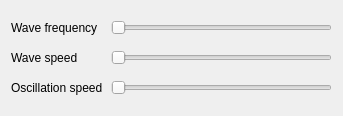
First picture: the form in Effects/Wavy/Wavy.ui, repository DLdota/OpenRGBEffectsPlugin, before the edit.
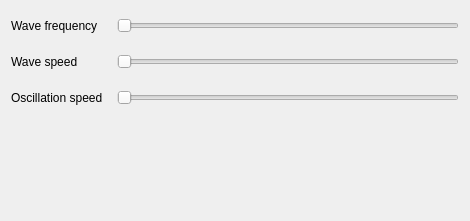
Second picture: the form after the edit. Custom widgets are drawn as their Qt base class.

Diff of the .ui file:
```diff
--- a/Effects/Wavy/Wavy.ui
+++ b/Effects/Wavy/Wavy.ui
@@ -6,8 +6,8 @@
    <rect>
     <x>0</x>
     <y>0</y>
-    <width>343</width>
-    <height>116</height>
+    <width>470</width>
+    <height>221</height>
    </rect>
   </property>
   <property name="sizePolicy">
@@ -16,21 +16,8 @@
     <verstretch>0</verstretch>
    </sizepolicy>
   </property>
-  <layout class="QVBoxLayout" name="verticalLayout">
-   <property name="spacing">
-    <number>10</number>
-   </property>
-   <item>
-    <layout class="QVBoxLayout" name="settings_layout">
-     <property name="spacing">
-      <number>0</number>
-     </property>
-     <property name="sizeConstraint">
-      <enum>QLayout::SetDefaultConstraint</enum>
-     </property>
-     <item>
-      <layout class="QHBoxLayout" name="wave_freq_layout">
-       <item>
+  <layout class="QGridLayout" name="gridLayout" columnstretch="0,1">
+   <item row="0" column="0">
         <widget class="QLabel" name="wave_freq_label">
          <property name="sizePolicy">
           <sizepolicy hsizetype="Fixed" vsizetype="Preferred">
@@ -52,18 +39,7 @@
          </property>
         </widget>
        </item>
-       <item>
-        <widget class="QTooltipedSlider" name="wave_freq_slider">
-         <property name="orientation">
-          <enum>Qt::Horizontal</enum>
-         </property>
-        </widget>
-       </item>
-      </layout>
-     </item>
-     <item>
-      <layout class="QHBoxLayout" name="wave_speed_layout">
-       <item>
+   <item row="1" column="0">
         <widget class="QLabel" name="wave_speed_label">
          <property name="sizePolicy">
           <sizepolicy hsizetype="Fixed" vsizetype="Preferred">
@@ -85,21 +61,14 @@
          </property>
         </widget>
        </item>
-       <item>
+   <item row="1" column="1">
         <widget class="QTooltipedSlider" name="wave_speed_slider">
          <property name="orientation">
           <enum>Qt::Horizontal</enum>
          </property>
         </widget>
        </item>
-      </layout>
-     </item>
-     <item>
-      <layout class="QHBoxLayout" name="oscillation_speed_layout">
-       <property name="sizeConstraint">
-        <enum>QLayout::SetDefaultConstraint</enum>
-       </property>
-       <item>
+   <item row="2" column="0">
         <widget class="QLabel" name="oscillation_speed_label">
          <property name="sizePolicy">
           <sizepolicy hsizetype="Fixed" vsizetype="Preferred">
@@ -121,16 +90,32 @@
          </property>
         </widget>
        </item>
-       <item>
+   <item row="0" column="1">
+    <widget class="QTooltipedSlider" name="wave_freq_slider">
+     <property name="orientation">
+      <enum>Qt::Horizontal</enum>
+     </property>
+    </widget>
+   </item>
+   <item row="2" column="1">
         <widget class="QTooltipedSlider" name="oscillation_speed_slider">
          <property name="orientation">
           <enum>Qt::Horizontal</enum>
          </property>
         </widget>
        </item>
-      </layout>
-     </item>
-    </layout>
+   <item row="3" column="0" colspan="2">
+    <spacer name="verticalSpacer">
+     <property name="orientation">
+      <enum>Qt::Vertical</enum>
+     </property>
+     <property name="sizeHint" stdset="0">
+      <size>
+       <width>20</width>
+       <height>40</height>
+      </size>
+     </property>
+    </spacer>
    </item>
   </layout>
  </widget>
```
Lines whose indentation alone changed are shown as unchanged.
